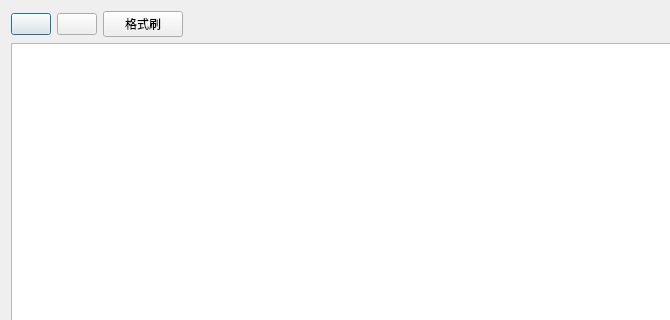
Before: the Qt Designer form ui/annotation.ui in pythondever/easy_trainer, drawn with Qt 5; both pictures show x 0 to 670 and y 0 to 320 of the 1068 by 703 pixel window.
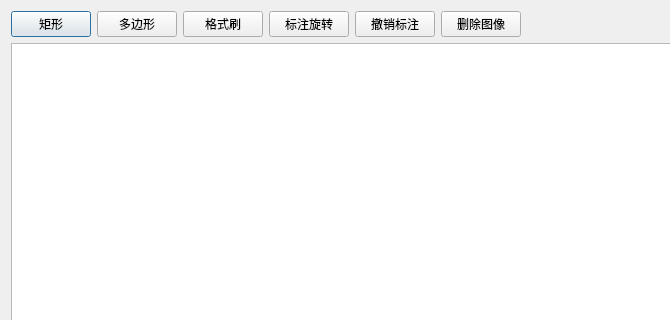
After: the same form once the commit is applied. Icons and pictures are not drawn.

Commit message: 标注界面新增删除图像功能

What changed in the file:
```diff
--- a/ui/annotation.ui
+++ b/ui/annotation.ui
@@ -21,7 +21,7 @@
        <item>
         <widget class="QPushButton" name="draw_rect_btn">
          <property name="text">
-          <string/>
+          <string>矩形</string>
          </property>
          <property name="icon">
           <iconset>
@@ -32,7 +32,7 @@
        <item>
         <widget class="QPushButton" name="poly_btn">
          <property name="text">
-          <string/>
+          <string>多边形</string>
          </property>
          <property name="icon">
           <iconset>
@@ -51,6 +51,39 @@
          </property>
         </widget>
        </item>
+       <item>
+        <widget class="QPushButton" name="rotate_labeled_btn">
+         <property name="text">
+          <string>标注旋转</string>
+         </property>
+         <property name="icon">
+          <iconset>
+           <normaloff>../resources/旋转.png</normaloff>../resources/旋转.png</iconset>
+         </property>
+        </widget>
+       </item>
+       <item>
+        <widget class="QPushButton" name="revert_labeled_btn">
+         <property name="text">
+          <string>撤销标注</string>
+         </property>
+         <property name="icon">
+          <iconset>
+           <normaloff>../resources/撤销.png</normaloff>../resources/撤销.png</iconset>
+         </property>
+        </widget>
+       </item>
+       <item>
+        <widget class="QPushButton" name="delete_image_btn">
+         <property name="text">
+          <string>删除图像</string>
+         </property>
+         <property name="icon">
+          <iconset>
+           <normaloff>../resources/删除.png</normaloff>../resources/删除.png</iconset>
+         </property>
+        </widget>
+       </item>
        <item>
         <spacer name="horizontalSpacer_3">
          <property name="orientation">
```
The commit also changes 3 other files.
